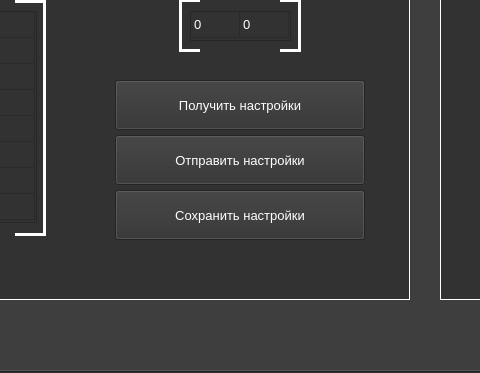
Qt form src/MainWindow/MainWindow.ui (PolarStarWalker/PolarUV-client) before a commit; both pictures show x 377 to 857 and y 347 to 720 of the 1280 by 720 pixel window.
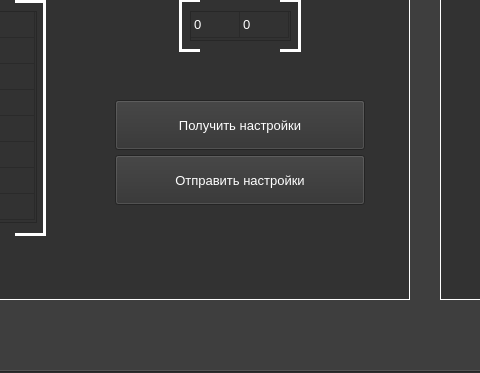
The same form after that commit. Icons and pictures are not drawn.

```diff
--- a/src/MainWindow/MainWindow.ui
+++ b/src/MainWindow/MainWindow.ui
@@ -1719,7 +1719,7 @@
        <property name="geometry">
         <rect>
          <x>425</x>
-         <y>385</y>
+         <y>405</y>
          <width>250</width>
          <height>50</height>
         </rect>
@@ -1740,7 +1740,7 @@
        <property name="geometry">
         <rect>
          <x>425</x>
-         <y>330</y>
+         <y>350</y>
          <width>250</width>
          <height>50</height>
         </rect>
@@ -1900,27 +1900,6 @@
         <number>0</number>
        </property>
       </widget>
-      <widget class="QPushButton" name="SaveSettingsButton">
-       <property name="geometry">
-        <rect>
-         <x>425</x>
-         <y>440</y>
-         <width>250</width>
-         <height>50</height>
-        </rect>
-       </property>
-       <property name="font">
-        <font>
-         <family>Arial</family>
-         <pointsize>10</pointsize>
-         <weight>50</weight>
-         <bold>false</bold>
-        </font>
-       </property>
-       <property name="text">
-        <string>Сохранить настройки</string>
-       </property>
-      </widget>
       <zorder>RobotSettingsWidgetFrame</zorder>
       <zorder>HandTopRightLine</zorder>
       <zorder>HandFreedomLabel</zorder>
```
Left out of the diff: 9 changed lines with no effect on the pictures.
